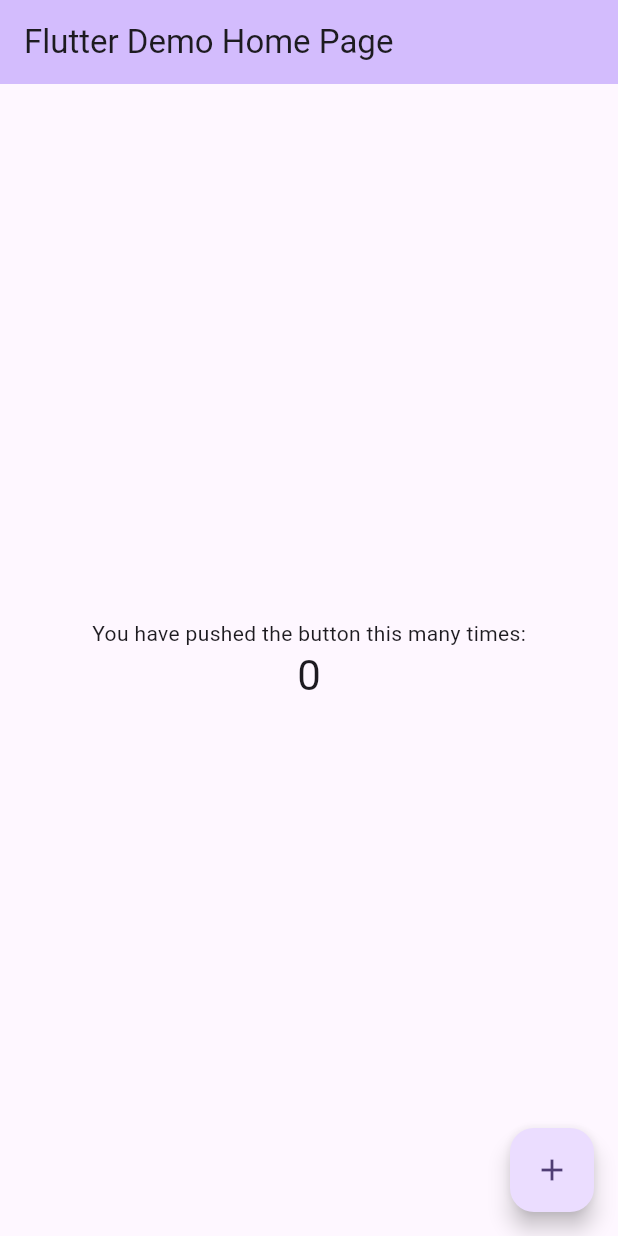
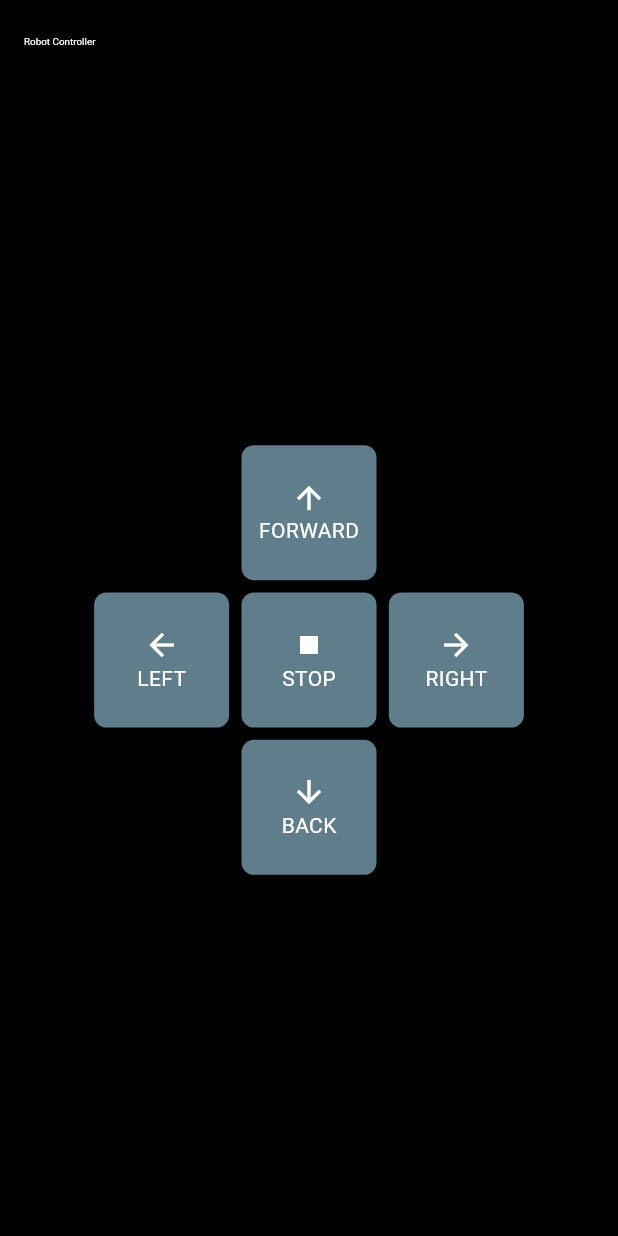
Before and after one commit to mhnk-dev/Autonomous-Robot-System, a Flutter app: the screen it shows after launch, on a phone screen of 412 x 824 dp. Run offline on Flutter 3.47's test engine with Material 3 defaults, Android fonts, the phone set to English and light mode, and no system bars; network calls fail.

Commit message:
Add motion control to app

```diff
--- a/robot_controller/lib/main.dart
+++ b/robot_controller/lib/main.dart
@@ -1,122 +1,136 @@
 import 'package:flutter/material.dart';
+import 'package:web_socket_channel/io.dart';
 
 void main() {
-  runApp(const MyApp());
+  runApp(const RobotControllerApp());
 }
 
-class MyApp extends StatelessWidget {
-  const MyApp({super.key});
+class RobotControllerApp extends StatelessWidget {
+  const RobotControllerApp({super.key});
 
-  // This widget is the root of your application.
   @override
   Widget build(BuildContext context) {
     return MaterialApp(
-      title: 'Flutter Demo',
-      theme: ThemeData(
-        // This is the theme of your application.
-        //
-        // TRY THIS: Try running your application with "flutter run". You'll see
-        // the application has a purple toolbar. Then, without quitting the app,
-        // try changing the seedColor in the colorScheme below to Colors.green
-        // and then invoke "hot reload" (save your changes or press the "hot
-        // reload" button in a Flutter-supported IDE, or press "r" if you used
-        // the command line to start the app).
-        //
-        // Notice that the counter didn't reset back to zero; the application
-        // state is not lost during the reload. To reset the state, use hot
-        // restart instead.
-        //
-        // This works for code too, not just values: Most code changes can be
-        // tested with just a hot reload.
-        colorScheme: .fromSeed(seedColor: Colors.deepPurple),
-      ),
-      home: const MyHomePage(title: 'Flutter Demo Home Page'),
+      debugShowCheckedModeBanner: false,
+      home: const RobotControllerHomePage(),
     );
   }
 }
 
-class MyHomePage extends StatefulWidget {
-  const MyHomePage({super.key, required this.title});
+class RobotControllerHomePage extends StatefulWidget {
+  const RobotControllerHomePage({super.key});
+  @override
+  State<RobotControllerHomePage> createState() =>
+      _RobotControllerHomePageState();
+}
 
-  // This widget is the home page of your application. It is stateful, meaning
-  // that it has a State object (defined below) that contains fields that affect
-  // how it looks.
-
-  // This class is the configuration for the state. It holds the values (in this
-  // case the title) provided by the parent (in this case the App widget) and
-  // used by the build method of the State. Fields in a Widget subclass are
-  // always marked "final".
-
-  final String title;
+class _RobotControllerHomePageState extends State<RobotControllerHomePage> {
+  late IOWebSocketChannel webSocketChannel;
 
   @override
-  State<MyHomePage> createState() => _MyHomePageState();
-}
+  void initState() {
+    super.initState();
 
-class _MyHomePageState extends State<MyHomePage> {
-  int _counter = 0;
+    webSocketChannel = IOWebSocketChannel.connect("ws://192.168.20.1:81");
+  }
 
-  void _incrementCounter() {
-    setState(() {
-      // This call to setState tells the Flutter framework that something has
-      // changed in this State, which causes it to rerun the build method below
-      // so that the display can reflect the updated values. If we changed
-      // _counter without calling setState(), then the build method would not be
-      // called again, and so nothing would appear to happen.
-      _counter++;
-    });
+  void sendCommand(String cmd) {
+    webSocketChannel.sink.add(cmd);
+  }
+
+  Widget controlButton({
+    required double width,
+    required String label,
+    required String cmd,
+    required IconData icon,
+  }) {
+    return GestureDetector(
+      onTapDown: (_) => sendCommand(cmd),
+      onTapUp: (_) => sendCommand("S"),
+      onTapCancel: () => sendCommand("S"),
+      child: Container(
+        width: 90,
+        height: 90,
+        decoration: BoxDecoration(
+          color: Colors.blueGrey,
+          borderRadius: BorderRadius.circular(width * 0.02),
+        ),
+        child: Column(
+          mainAxisAlignment: MainAxisAlignment.center,
+          children: [
+            Icon(icon, color: Colors.white),
+            Text(label, style: const TextStyle(color: Colors.white)),
+          ],
+        ),
+      ),
+    );
+  }
+
+  @override
+  void dispose() {
+    webSocketChannel.sink.close();
+    super.dispose();
   }
 
   @override
   Widget build(BuildContext context) {
-    // This method is rerun every time setState is called, for instance as done
-    // by the _incrementCounter method above.
-    //
-    // The Flutter framework has been optimized to make rerunning build methods
-    // fast, so that you can just rebuild anything that needs updating rather
-    // than having to individually change instances of widgets.
+    double width = MediaQuery.of(context).size.width;
+
     return Scaffold(
+      backgroundColor: Colors.black,
       appBar: AppBar(
-        // TRY THIS: Try changing the color here to a specific color (to
-        // Colors.amber, perhaps?) and trigger a hot reload to see the AppBar
-        // change color while the other colors stay the same.
-        backgroundColor: Theme.of(context).colorScheme.inversePrimary,
-        // Here we take the value from the MyHomePage object that was created by
-        // the App.build method, and use it to set our appbar title.
-        title: Text(widget.title),
+        title: Text(
+          "Robot Controller",
+          style: TextStyle(color: Colors.white, fontSize: width * 0.016),
+        ),
+        backgroundColor: Colors.black,
       ),
       body: Center(
-        // Center is a layout widget. It takes a single child and positions it
-        // in the middle of the parent.
         child: Column(
-          // Column is also a layout widget. It takes a list of children and
-          // arranges them vertically. By default, it sizes itself to fit its
-          // children horizontally, and tries to be as tall as its parent.
-          //
-          // Column has various properties to control how it sizes itself and
-          // how it positions its children. Here we use mainAxisAlignment to
-          // center the children vertically; the main axis here is the vertical
-          // axis because Columns are vertical (the cross axis would be
-          // horizontal).
-          //
-          // TRY THIS: Invoke "debug painting" (choose the "Toggle Debug Paint"
-          // action in the IDE, or press "p" in the console), to see the
-          // wireframe for each widget.
-          mainAxisAlignment: .center,
+          mainAxisAlignment: MainAxisAlignment.center,
           children: [
-            const Text('You have pushed the button this many times:'),
-            Text(
-              '$_counter',
-              style: Theme.of(context).textTheme.headlineMedium,
+            controlButton(
+              width: width,
+              label: "FORWARD",
+              cmd: "F",
+              icon: Icons.arrow_upward,
+            ),
+            SizedBox(height: width * 0.02),
+            Row(
+              mainAxisAlignment: MainAxisAlignment.center,
+              children: [
+                controlButton(
+                  width: width,
+                  label: "LEFT",
+                  cmd: "L",
+                  icon: Icons.arrow_back,
+                ),
+                SizedBox(width: width * 0.02),
+                controlButton(
+                  width: width,
+                  label: "STOP",
+                  cmd: "S",
+                  icon: Icons.stop,
+                ),
+                SizedBox(width: width * 0.02),
+                controlButton(
+                  width: width,
+                  label: "RIGHT",
+                  cmd: "R",
+                  icon: Icons.arrow_forward,
+                ),
+              ],
+            ),
+            SizedBox(height: width * 0.02),
+            controlButton(
+              width: width,
+              label: "BACK",
+              cmd: "B",
+              icon: Icons.arrow_downward,
             ),
           ],
         ),
       ),
-      floatingActionButton: FloatingActionButton(
-        onPressed: _incrementCounter,
-        tooltip: 'Increment',
-        child: const Icon(Icons.add),
-      ),
     );
   }
 }
--- a/robot_controller/pubspec.yaml
+++ b/robot_controller/pubspec.yaml
@@ -34,6 +34,7 @@ dependencies:
   # The following adds the Cupertino Icons font to your application.
   # Use with the CupertinoIcons class for iOS style icons.
   cupertino_icons: ^1.0.8
+  web_socket_channel: ^3.0.3
 
 dev_dependencies:
   flutter_test:
```
Also changed, not shown: robot_controller/pubspec.lock, 1 other file.
